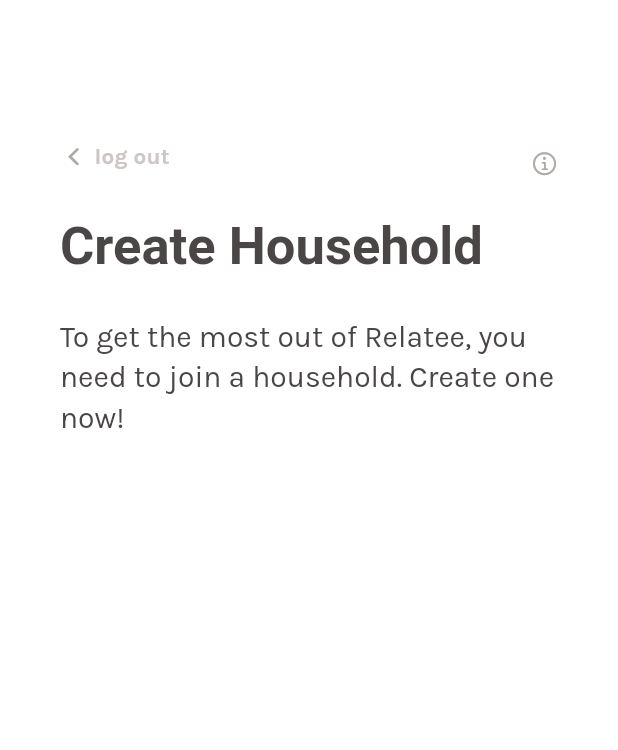
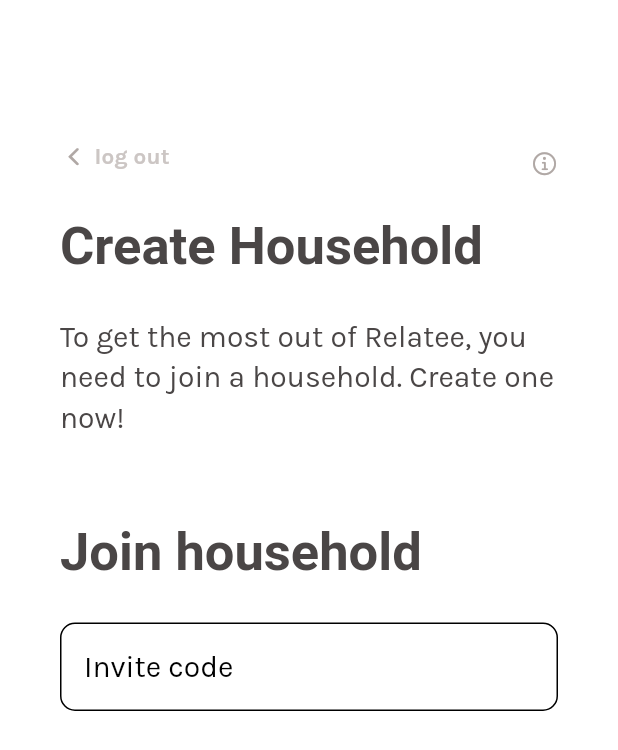
Before and after one commit to iloveproggen/relatee-frontend, a Flutter app: the JoinHouseholdView screen opened directly, on a phone screen of 412 x 824 dp. Shown: the top 750 px of the screen. Run offline on Flutter 3.47's test engine with Material 3 defaults, Android fonts, the phone set to English and light mode, and no system bars; our stand-ins replace confetti, flutter_svg, get, graphql_flutter, share, shared_preferences; accounts and stored records are empty; Roboto replaces fonts that are missing (Sedan).

Commit message:
invitation code beim register

```diff
--- a/frontend_v1/lib/household_invitation.dart
+++ b/frontend_v1/lib/household_invitation.dart
@@ -88,7 +88,7 @@ class _HouseholdInvitationState extends State<HouseholdInvitation> {
                 onPressed: () {
                   final RenderBox box = context.findRenderObject() as RenderBox;
                   Share.share(
-                    'Hey! I am inviting you to join my household on HomeTasks. Use the following to join:',
+                    'Hey! I am inviting you to join my household on HomeTasks. Use the following to join:', //add the Household ID here
                     subject: 'Invitation Code',
                     sharePositionOrigin:
                         box.localToGlobal(Offset.zero) & box.size,
--- a/frontend_v1/lib/join_household.dart
+++ b/frontend_v1/lib/join_household.dart
@@ -60,7 +60,17 @@ class JoinHouseholdView extends StatelessWidget {
           Text(
               "To get the most out of Relatee, you need to join a household. Create one now!",
               style: Theme.of(context).textTheme.bodySmall),
-          const SizedBox(height: 40),
+          const SizedBox(height: 50),
+          Text('Join household', style: Theme.of(context).textTheme.bodyLarge),
+          const SizedBox(height: 20),
+          TextField(
+              style: Theme.of(context).textTheme.bodySmall,
+              decoration: InputDecoration(
+                border: OutlineInputBorder(
+                  borderRadius: BorderRadius.circular(10),
+                ),
+                hintText: 'Invite code'.tr,
+              ))
         ],
       ),
     )));
@@ -91,18 +101,21 @@ class BackIconSignOut extends StatelessWidget {
                   builder: (BuildContext context) {
                     return CupertinoAlertDialog(
                       title: const Text('Confirm Logout'),
-                      content: const Text('Are you sure you want to log out? Your changes will not be saved'),
+                      content: const Text(
+                          'Are you sure you want to log out? Your changes will not be saved'),
                       actions: [
                         CupertinoDialogAction(
-                          child: const Text('Cancel', style: TextStyle(color: Colors.blue)),
+                          child: const Text('Cancel',
+                              style: TextStyle(color: Colors.blue)),
                           onPressed: () {
-                          Navigator.of(context).pop();
+                            Navigator.of(context).pop();
                           },
                         ),
                         CupertinoDialogAction(
-                          child: const Text('Logout', style: TextStyle(color: Colors.red)),
+                          child: const Text('Logout',
+                              style: TextStyle(color: Colors.red)),
                           onPressed: () {
-                          Get.off(() => const LoginWidget());
+                            Get.off(() => const LoginWidget());
                           },
                         ),
                       ],
--- a/frontend_v1/lib/shop.dart
+++ b/frontend_v1/lib/shop.dart
@@ -2,10 +2,9 @@ import 'dart:async';
 import 'dart:io';
 import 'package:flutter/cupertino.dart';
 import 'package:flutter/material.dart';
-import 'package:flutter/rendering.dart';
 import 'package:flutter_svg/flutter_svg.dart';
 import 'package:flutter_svg/svg.dart';
-import 'package:frontend_v1/create_new_shop_item.dart';
+import 'package:frontend_v1/create_new_reward.dart';
 import 'package:frontend_v1/main.dart';
 import 'package:frontend_v1/profileV2.dart' as profile;
 import 'package:get/get.dart';
@@ -311,8 +310,7 @@ class ShopViewState extends State<ShopView> {
                                       color: Colors.red, size: 30),
                                 ),
                                 child: ListTile(
-                              contentPadding:
-                                const EdgeInsets.symmetric(
+                                  contentPadding: const EdgeInsets.symmetric(
                                       horizontal: 10),
                                   title: ItemCard(
                                     taskName: reward['name'],
```
Lines whose indentation alone changed are shown as unchanged.
